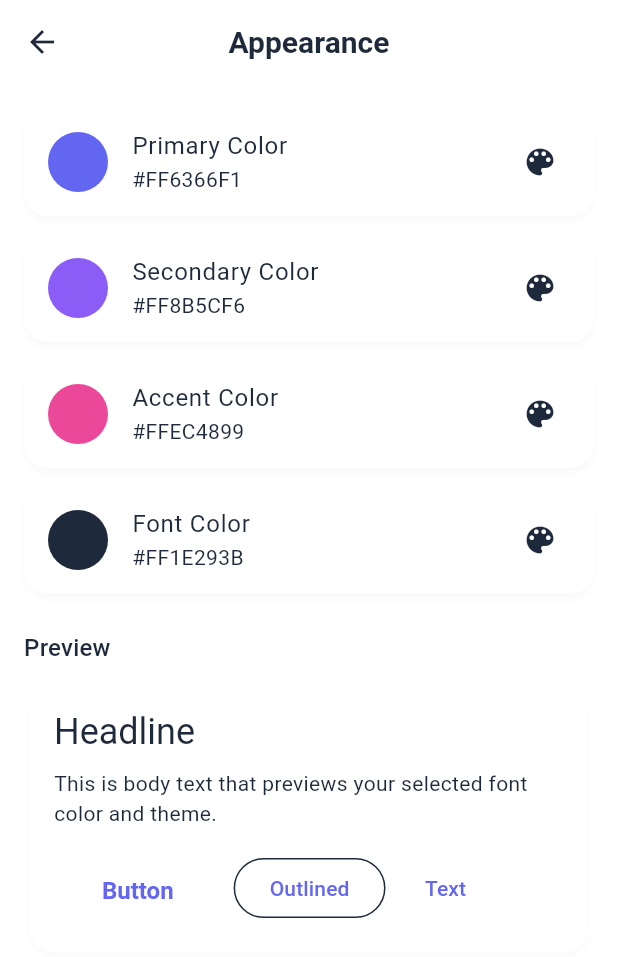
After one commit to yuvarajsf/Gallary-app, a Flutter app: the ThemeSettingsScreen screen opened directly, on a phone screen of 412 x 824 dp. The commit adds this screen. Shown: the top 957 px of the screen. Run offline on Flutter 3.47's test engine with Material 3 defaults, Android fonts, the phone set to English and light mode, and no system bars; our stand-ins replace cached_network_image, device_info_plus, dio, flutter_colorpicker, permission_handler, photo_view and 2 more; accounts and stored records are empty.

Commit message:
add theme customize option

```diff
--- a/lib/main.dart
+++ b/lib/main.dart
@@ -1,7 +1,8 @@
 import 'package:flutter/material.dart';
 import 'package:flutter/services.dart';
+import 'package:provider/provider.dart';
 import 'screens/splash_screen.dart';
-import 'utils/theme_data.dart';
+import 'utils/theme_notifier.dart';
 
 void main() {
   runApp(const GalleryApp());
@@ -21,13 +22,20 @@ class GalleryApp extends StatelessWidget {
       ),
     );
 
-    return MaterialApp(
-      title: 'Gallery App',
-      theme: AppTheme.lightTheme,
-      darkTheme: AppTheme.darkTheme,
-      themeMode: ThemeMode.system,
-      debugShowCheckedModeBanner: false,
-      home: const SplashScreen(),
+    return ChangeNotifierProvider(
+      create: (_) => ThemeNotifier(),
+      child: Consumer<ThemeNotifier>(
+        builder: (context, theme, _) {
+          return MaterialApp(
+            title: 'Gallery App',
+            theme: theme.themeData(dark: false),
+            darkTheme: theme.themeData(dark: true),
+            themeMode: ThemeMode.system,
+            debugShowCheckedModeBanner: false,
+            home: const SplashScreen(),
+          );
+        },
+      ),
     );
   }
 }
--- a/lib/screens/home_screen.dart
+++ b/lib/screens/home_screen.dart
@@ -7,6 +7,7 @@ import '../utils/storage_helper.dart';
 import 'server_config_screen.dart';
 import 'folder_screen.dart';
 import 'image_viewer_screen.dart';
+import 'theme_settings_screen.dart';
 
 class HomeScreen extends StatefulWidget {
   const HomeScreen({super.key});
@@ -129,6 +130,21 @@ class _HomeScreenState extends State<HomeScreen> {
                         Navigator.of(context).pushReplacement(
                           MaterialPageRoute(
                             builder: (context) => const ServerConfigScreen(),
+                          ),
+                        );
+                      },
+                    ),
+                    const Divider(),
+                    ListTile(
+                      leading: const Icon(Icons.color_lens_rounded),
+                      title: const Text('Appearance'),
+                      subtitle: const Text('Customize theme colors and fonts'),
+                      trailing: const Icon(Icons.arrow_forward_ios_rounded),
+                      onTap: () {
+                        Navigator.pop(context);
+                        Navigator.of(context).push(
+                          MaterialPageRoute(
+                            builder: (context) => const ThemeSettingsScreen(),
                           ),
                         );
                       },
--- /dev/null
+++ b/lib/screens/theme_settings_screen.dart
@@ -0,0 +1,163 @@
+import 'package:flutter/material.dart';
+import 'package:flutter_colorpicker/flutter_colorpicker.dart';
+import 'package:provider/provider.dart';
+import '../utils/theme_notifier.dart';
+
+class ThemeSettingsScreen extends StatelessWidget {
+  const ThemeSettingsScreen({super.key});
+
+  @override
+  Widget build(BuildContext context) {
+    final theme = context.watch<ThemeNotifier>();
+
+    return Scaffold(
+      appBar: AppBar(
+        title: const Text('Appearance'),
+        centerTitle: true,
+        backgroundColor: Colors.transparent,
+        elevation: 0,
+      ),
+      body: ListView(
+        padding: const EdgeInsets.all(16),
+        children: [
+          _ColorTile(
+            title: 'Primary Color',
+            color: theme.primary,
+            onChanged: (c) => theme.setPrimary(c),
+          ),
+          _ColorTile(
+            title: 'Secondary Color',
+            color: theme.secondary,
+            onChanged: (c) => theme.setSecondary(c),
+          ),
+          _ColorTile(
+            title: 'Accent Color',
+            color: theme.accent,
+            onChanged: (c) => theme.setAccent(c),
+          ),
+          _ColorTile(
+            title: 'Font Color',
+            color: theme.fontColor,
+            onChanged: (c) => theme.setFontColor(c),
+          ),
+          const SizedBox(height: 12),
+          Text(
+            'Preview',
+            style: Theme.of(context).textTheme.titleMedium,
+          ),
+          const SizedBox(height: 8),
+          Card(
+            child: Padding(
+              padding: const EdgeInsets.all(16),
+              child: Column(
+                crossAxisAlignment: CrossAxisAlignment.start,
+                children: [
+                  Text('Headline', style: Theme.of(context).textTheme.headlineSmall),
+                  const SizedBox(height: 8),
+                  Text(
+                    'This is body text that previews your selected font color and theme.',
+                    style: Theme.of(context).textTheme.bodyMedium,
+                  ),
+                  const SizedBox(height: 16),
+                  Wrap(
+                    spacing: 8,
+                    children: [
+                      ElevatedButton(
+                        onPressed: () {},
+                        child: const Text('Button'),
+                      ),
+                      OutlinedButton(
+                        onPressed: () {},
+                        child: const Text('Outlined'),
+                      ),
+                      TextButton(
+                        onPressed: () {},
+                        child: const Text('Text'),
+                      ),
+                    ],
+                  ),
+                ],
+              ),
+            ),
+          ),
+        ],
+      ),
+    );
+  }
+}
+
+class _ColorTile extends StatelessWidget {
+  final String title;
+  final Color color;
+  final ValueChanged<Color> onChanged;
+
+  const _ColorTile({
+    required this.title,
+    required this.color,
+    required this.onChanged,
+  });
+
+  @override
+  Widget build(BuildContext context) {
+    return Card(
+      margin: const EdgeInsets.only(bottom: 12),
+      child: ListTile(
+        leading: CircleAvatar(backgroundColor: color),
+        title: Text(title),
+        subtitle: Text('#${color.value.toRadixString(16).padLeft(8, '0').toUpperCase()}'),
+        trailing: const Icon(Icons.color_lens_rounded),
+        onTap: () async {
+          final selected = await showDialog<Color>(
+            context: context,
+            builder: (_) => _ColorPickerDialog(initial: color),
+          );
+          if (selected != null) onChanged(selected);
+        },
+      ),
+    );
+  }
+}
+
+class _ColorPickerDialog extends StatefulWidget {
+  final Color initial;
+  const _ColorPickerDialog({required this.initial});
+
+  @override
+  State<_ColorPickerDialog> createState() => _ColorPickerDialogState();
+}
+
+class _ColorPickerDialogState extends State<_ColorPickerDialog> {
+  late Color _current;
+
+  @override
+  void initState() {
+    super.initState();
+    _current = widget.initial;
+  }
+
+  @override
+  Widget build(BuildContext context) {
+    return AlertDialog(
+      title: const Text('Pick a color'),
+      content: SingleChildScrollView(
+        child: ColorPicker(
+          pickerColor: _current,
+          onColorChanged: (c) => setState(() => _current = c),
+          labelTypes: const [],
+          enableAlpha: false,
+          pickerAreaBorderRadius: const BorderRadius.all(Radius.circular(12)),
+        ),
+      ),
+      actions: [
+        TextButton(
+          onPressed: () => Navigator.pop(context),
+          child: const Text('Cancel'),
+        ),
+        ElevatedButton(
+          onPressed: () => Navigator.pop(context, _current),
+          child: const Text('Select'),
+        ),
+      ],
+    );
+  }
+}
--- /dev/null
+++ b/lib/utils/theme_notifier.dart
@@ -0,0 +1,117 @@
+import 'package:flutter/material.dart';
+import 'package:shared_preferences/shared_preferences.dart';
+
+class ThemeNotifier extends ChangeNotifier {
+  static const _kPrimaryKey = 'theme_primary_color';
+  static const _kSecondaryKey = 'theme_secondary_color';
+  static const _kAccentKey = 'theme_accent_color';
+  static const _kFontColorKey = 'theme_font_color';
+
+  Color _primary;
+  Color _secondary;
+  Color _accent;
+  Color _fontColor;
+
+  ThemeNotifier()
+      : _primary = const Color(0xFF6366F1),
+        _secondary = const Color(0xFF8B5CF6),
+        _accent = const Color(0xFFEC4899),
+        _fontColor = const Color(0xFF1E293B) {
+    _load();
+  }
+
+  Color get primary => _primary;
+  Color get secondary => _secondary;
+  Color get accent => _accent;
+  Color get fontColor => _fontColor;
+
+  ThemeData themeData({bool dark = false}) {
+    final onSurface = dark ? const Color(0xFFE2E8F0) : _fontColor;
+    final surface = dark ? const Color(0xFF1E293B) : Colors.white;
+    final background = dark ? const Color(0xFF0F172A) : const Color(0xFFF8FAFC);
+
+    final colorScheme = ColorScheme(
+      brightness: dark ? Brightness.dark : Brightness.light,
+      primary: _primary,
+      onPrimary: Colors.white,
+      secondary: _secondary,
+      onSecondary: Colors.white,
+      error: const Color(0xFFEF4444),
+      onError: Colors.white,
+      background: background,
+      onBackground: onSurface,
+      surface: surface,
+      onSurface: onSurface,
+      tertiary: _accent,
+    );
+
+    return ThemeData(
+      useMaterial3: true,
+      brightness: dark ? Brightness.dark : Brightness.light,
+      colorScheme: colorScheme,
+      appBarTheme: AppBarTheme(
+        elevation: 0,
+        backgroundColor: Colors.transparent,
+        foregroundColor: onSurface,
+        titleTextStyle: TextStyle(
+          fontSize: 20,
+          fontWeight: FontWeight.w600,
+          color: onSurface,
+        ),
+      ),
+      cardTheme: CardTheme(
+        elevation: dark ? 4 : 2,
+        shadowColor: Colors.black.withOpacity(dark ? 0.3 : 0.1),
+        shape: RoundedRectangleBorder(borderRadius: BorderRadius.circular(16)),
+        color: surface,
+      ),
+      inputDecorationTheme: InputDecorationTheme(
+        filled: true,
+        fillColor: dark ? const Color(0xFF1E293B) : Colors.grey.shade50,
+        border: OutlineInputBorder(
+          borderRadius: BorderRadius.circular(12),
+          borderSide: BorderSide.none,
+        ),
+        enabledBorder: OutlineInputBorder(
+          borderRadius: BorderRadius.circular(12),
+          borderSide: BorderSide(color: dark ? Colors.grey.shade600 : Colors.grey.shade300),
+        ),
+        focusedBorder: OutlineInputBorder(
+          borderRadius: BorderRadius.circular(12),
+          borderSide: BorderSide(color: _primary, width: 2),
+        ),
+        contentPadding: const EdgeInsets.symmetric(horizontal: 16, vertical: 16),
+      ),
+      elevatedButtonTheme: ElevatedButtonThemeData(
+        style: ElevatedButton.styleFrom(
+          elevation: 0,
+          padding: const EdgeInsets.symmetric(horizontal: 32, vertical: 16),
+          shape: RoundedRectangleBorder(borderRadius: BorderRadius.circular(12)),
+          textStyle: const TextStyle(fontSize: 16, fontWeight: FontWeight.w600),
+        ),
+      ),
+    );
+  }
+
+  Future<void> setPrimary(Color c) async { _primary = c; await _save(); notifyListeners(); }
+  Future<void> setSecondary(Color c) async { _secondary = c; await _save(); notifyListeners(); }
+  Future<void> setAccent(Color c) async { _accent = c; await _save(); notifyListeners(); }
+  Future<void> setFontColor(Color c) async { _fontColor = c; await _save(); notifyListeners(); }
+
+  Future<void> _load() async {
+    final p = await SharedPreferences.getInstance();
+    _primary = Color(p.getInt(_kPrimaryKey) ?? _primary.value);
+    _secondary = Color(p.getInt(_kSecondaryKey) ?? _secondary.value);
+    _accent = Color(p.getInt(_kAccentKey) ?? _accent.value);
+    _fontColor = Color(p.getInt(_kFontColorKey) ?? _fontColor.value);
+    notifyListeners();
+  }
+
+  Future<void> _save() async {
+    final p = await SharedPreferences.getInstance();
+    await p.setInt(_kPrimaryKey, _primary.value);
+    await p.setInt(_kSecondaryKey, _secondary.value);
+    await p.setInt(_kAccentKey, _accent.value);
+    await p.setInt(_kFontColorKey, _fontColor.value);
+  }
+}
--- a/pubspec.yaml
+++ b/pubspec.yaml
@@ -24,6 +24,8 @@ dependencies:
   dio: ^5.3.4
   path_provider: ^2.1.2
   device_info_plus: ^9.1.2
+  flutter_colorpicker: ^1.0.3
+  provider: ^6.0.5
 
 dev_dependencies:
   flutter_test:
```
Also changed, not shown: lib/screens/folder_screen.dart (+5 -4 lines), lib/screens/image_viewer_screen.dart (+10 -7 lines).
